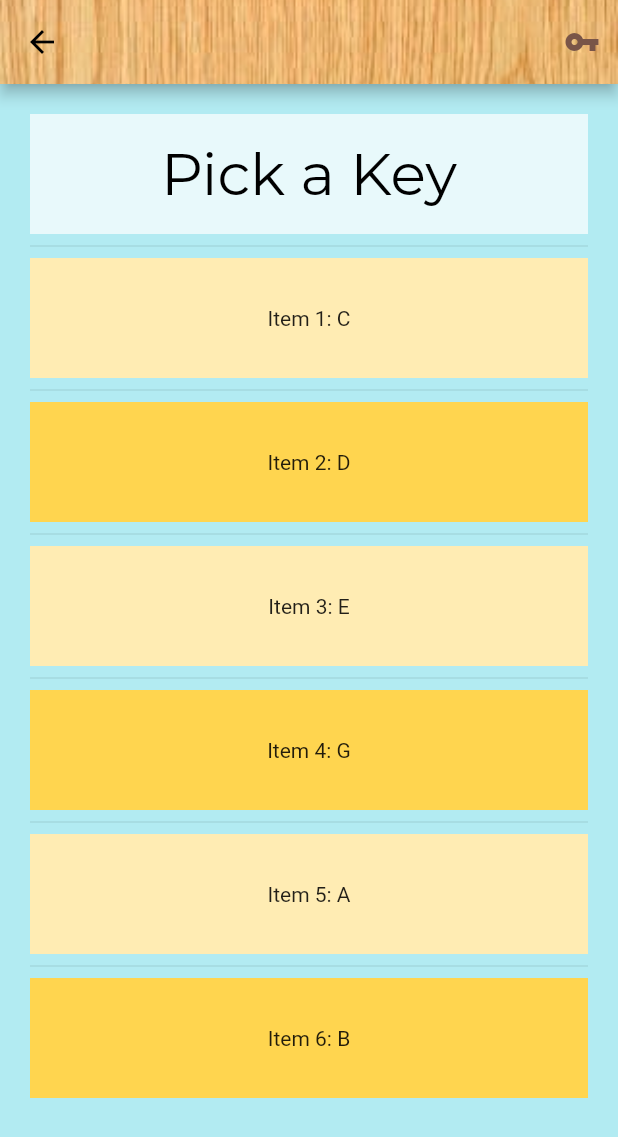
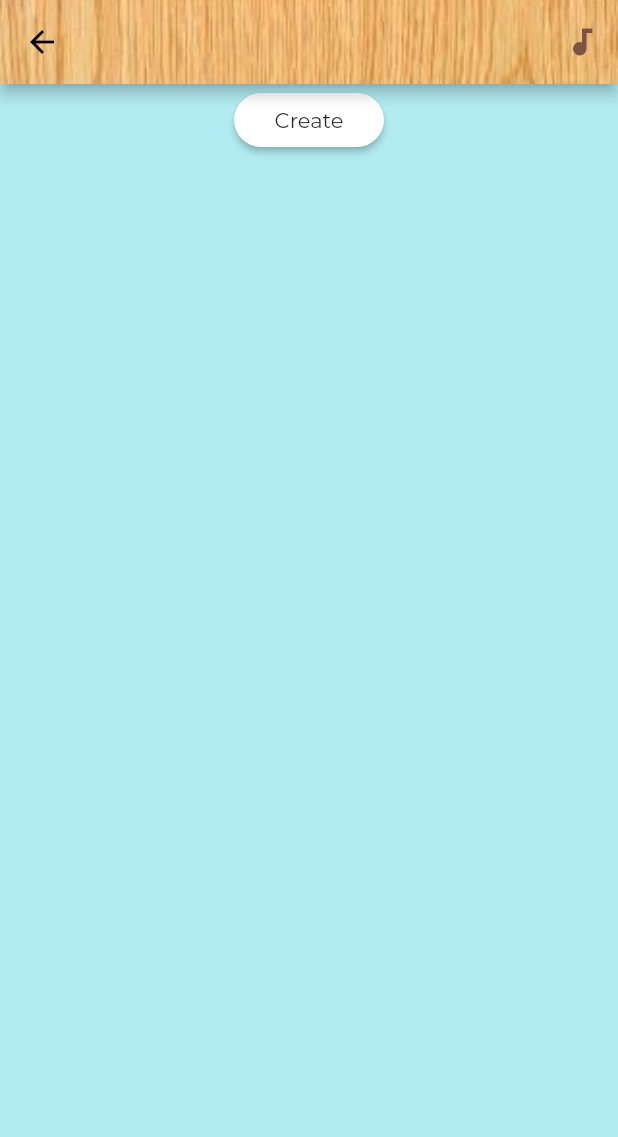
Before and after one commit to kobemhlee/chord_app, a Flutter app: the MySongs screen opened directly, on a phone screen of 412 x 824 dp. Shown: the top 1137 px of the screen. Run offline on Flutter 3.47's test engine with Material 2 defaults, Android fonts, the phone set to English and light mode, and no system bars; our stand-ins replace audioplayers.

Commit message:
// Added 'Create' page

```diff
--- a/lib/main.dart
+++ b/lib/main.dart
@@ -57,7 +57,6 @@ class _MyHomePageState extends State<MyHomePage> {
       );
     });
   }
-
 
 
 
--- a/lib/mysongspage.dart
+++ b/lib/mysongspage.dart
@@ -1,5 +1,6 @@
 import 'package:flutter/material.dart';
 import 'package:flutter/foundation.dart';
+import 'package:chord_app/createpage.dart';
 
 class MySongs extends StatefulWidget {
   MySongs({Key key, this.title}) : super(key: key);
@@ -12,9 +13,17 @@ class MySongs extends StatefulWidget {
 
 class _MySongs extends State<MySongs> {
 
+  void _goToCreateSongs() {
+    setState(() {
+      Navigator.push(
+        context,
+        MaterialPageRoute(builder: (context) => CreateSongs(title: 'Create Songs')),
+      );
+    });
+  }
+
   @override
   Widget build(BuildContext context) {
-
 
     return Scaffold(
         backgroundColor: Colors.cyan[100],
@@ -30,60 +39,36 @@ class _MySongs extends State<MySongs> {
           actions: <Widget>[
             IconButton(
               icon: Icon(
-                Icons.vpn_key,
+                Icons.audiotrack,
                 color: Colors.brown,
               ),
             )],
         ),
-        body: PageView(
+      body: Center(
+        // Center is a layout widget. It takes a single child and positions it
+        // in the middle of the parent.
+        child: Column(
+          mainAxisAlignment: MainAxisAlignment.start,
+          crossAxisAlignment: CrossAxisAlignment.end,
           children: <Widget>[
-            keyChooser()
+            new SizedBox(
+              width: 100.0,
+              //height: 100.0,
+              child: new RaisedButton(
+                onPressed: _goToCreateSongs,
+                child: Text(
+                    "Create",
+                    //style: Theme.of(context).textTheme.title
+                    style: TextStyle(fontFamily: 'Montserrat')
+                ),
+                shape: new RoundedRectangleBorder(borderRadius: new BorderRadius.circular(30.0)),
+                color: Colors.white,
+                highlightColor: Colors.orangeAccent,
+              ),
+            ),
           ],
-        )
+        ),
+      ),
     );
   }
 }
-
-
-Widget keyChooser(){
-  List<int> colorCodes = <int>[300, 100];
-
-  List<String> test = <String>["C", "C", "D", "E", "G", "A", "B"];
-
-  return ListView.separated(
-    scrollDirection: Axis.vertical,
-    shrinkWrap: true,
-    padding: const EdgeInsets.all(20),
-    itemCount: test.length,
-    itemBuilder: (BuildContext context, int index) {
-      if (index == 0){
-        return Container(
-            height: 80,
-            color: Colors.white70,
-            child: Center(child: Text(
-                'Pick a Key',
-                textAlign: TextAlign.center,
-                style: TextStyle(
-                  fontFamily: 'Montserrat',
-                  fontWeight: FontWeight.w500,
-                  fontSize: 39, // 26
-                  color: Colors.black,
-                )
-            ),)
-          //Text('Item $index: ${mondayEvents[index]}')),
-          //Center(child: Text('Item $index: ${mondayEvents[index]}')),
-        );
-      }
-      else
-        return Container(
-            height: 80,
-            color: Colors.amber[colorCodes[index%2]],
-            child: InkWell(
-                child: Center(child: Text('Item $index: ${test[index]}')))
-          //Text('Item $index: ${mondayEvents[index]}')),
-          //Center(child: Text('Item $index: ${mondayEvents[index]}')),
-        );
-    },
-    separatorBuilder: (BuildContext context, int index) => const Divider(),
-  );
-}
```
Also changed, not shown: lib/createpage.dart (added, +60 -0 lines).
